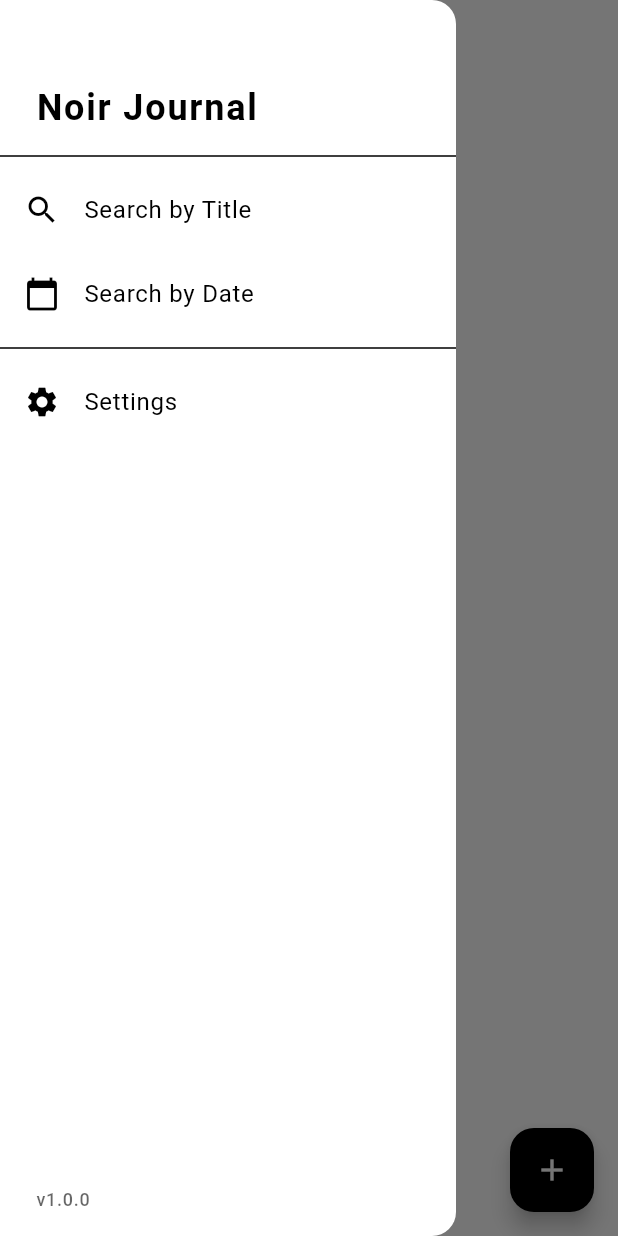
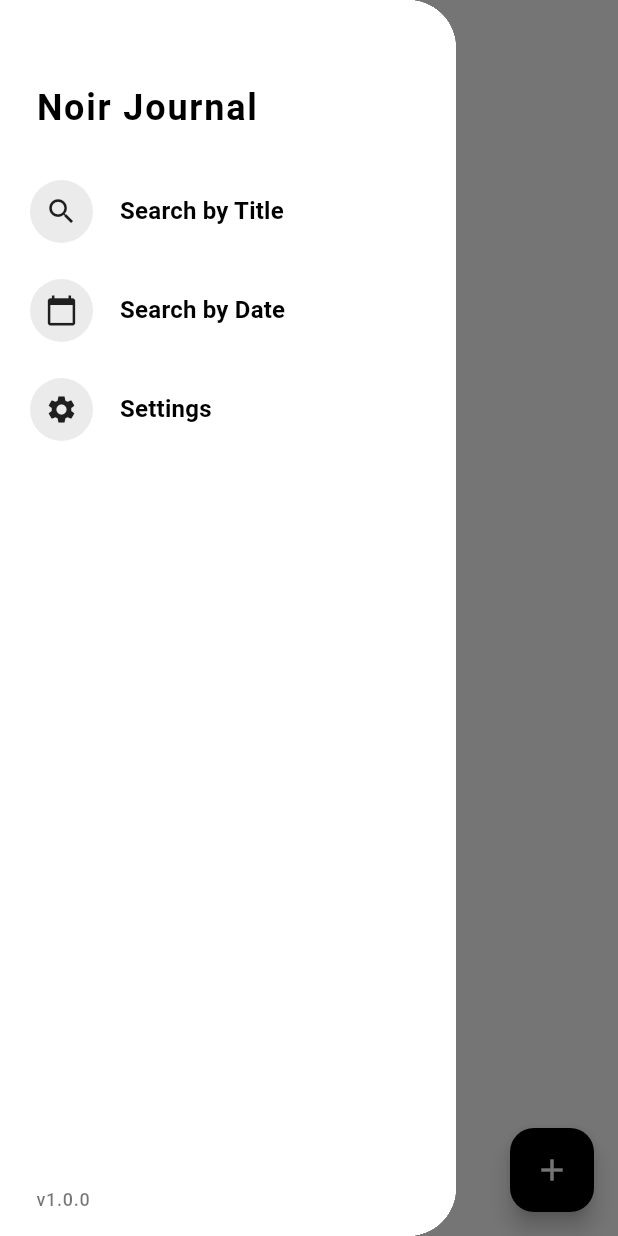
Before and after one commit to as9284/noir_journal, a Flutter app: the HomePage screen opened by its route, with the side drawer open, on a phone screen of 412 x 824 dp. Run offline on Flutter 3.47's test engine with Material 3 defaults, Android fonts, the phone set to English and light mode, and no system bars; our stand-ins replace package_info_plus, shared_preferences; accounts and stored records are empty.

Commit message:
Revamped app drawer design

```diff
--- a/lib/widgets/app_drawer.dart
+++ b/lib/widgets/app_drawer.dart
@@ -21,24 +21,42 @@ class AppDrawer extends StatelessWidget {
   @override
   Widget build(BuildContext context) {
     return Drawer(
+      shape: const RoundedRectangleBorder(
+        borderRadius: BorderRadius.only(
+          topRight: Radius.circular(32),
+          bottomRight: Radius.circular(32),
+        ),
+      ),
+      child: Container(
+        color:
+            Theme.of(context).brightness == Brightness.dark
+                ? const Color(0xFF232526)
+                : Colors.white,
         child: Column(
           crossAxisAlignment: CrossAxisAlignment.start,
           children: [
             const SizedBox(height: 48),
             Padding(
-            padding: const EdgeInsets.symmetric(horizontal: 24.0, vertical: 8),
+              padding: const EdgeInsets.symmetric(
+                horizontal: 24.0,
+                vertical: 8,
+              ),
               child: Text(
                 'Noir Journal',
                 style: Theme.of(context).textTheme.headlineSmall?.copyWith(
                   fontWeight: FontWeight.bold,
                   letterSpacing: 1.2,
+                  color:
+                      Theme.of(context).brightness == Brightness.dark
+                          ? Colors.white
+                          : Colors.black,
                 ),
               ),
             ),
-          const Divider(),
-          ListTile(
-            leading: const Icon(Icons.search),
-            title: const Text('Search by Title'),
+            const SizedBox(height: 12),
+            _DrawerTile(
+              icon: Icons.search,
+              label: 'Search by Title',
               onTap: () async {
                 Navigator.pop(context);
                 final query = await showSearch<String?>(
@@ -50,9 +68,9 @@ class AppDrawer extends StatelessWidget {
                 }
               },
             ),
-          ListTile(
-            leading: const Icon(Icons.calendar_today),
-            title: const Text('Search by Date'),
+            _DrawerTile(
+              icon: Icons.calendar_today,
+              label: 'Search by Date',
               onTap: () async {
                 Navigator.pop(context);
                 final picked = await showDatePicker(
@@ -67,10 +85,9 @@ class AppDrawer extends StatelessWidget {
                 }
               },
             ),
-          const Divider(),
-          ListTile(
-            leading: const Icon(Icons.settings),
-            title: const Text('Settings'),
+            _DrawerTile(
+              icon: Icons.settings,
+              label: 'Settings',
               onTap: () {
                 Navigator.pop(context);
                 onSettings();
@@ -82,7 +99,10 @@ class AppDrawer extends StatelessWidget {
               child: Text(
                 version,
                 style: Theme.of(context).textTheme.bodySmall?.copyWith(
-                color: Theme.of(context).hintColor,
+                  color:
+                      Theme.of(context).brightness == Brightness.dark
+                          ? Colors.white70
+                          : Colors.black54,
                   fontWeight: FontWeight.w500,
                   letterSpacing: 0.5,
                 ),
@@ -90,6 +110,65 @@ class AppDrawer extends StatelessWidget {
             ),
           ],
         ),
+      ),
     );
   }
 }
+
+class _DrawerTile extends StatelessWidget {
+  final IconData icon;
+  final String label;
+  final VoidCallback onTap;
+
+  const _DrawerTile({
+    required this.icon,
+    required this.label,
+    required this.onTap,
+  });
+
+  @override
+  Widget build(BuildContext context) {
+    final isDark = Theme.of(context).brightness == Brightness.dark;
+    return Padding(
+      padding: const EdgeInsets.symmetric(horizontal: 12.0, vertical: 4),
+      child: Material(
+        color: Colors.transparent,
+        child: InkWell(
+          borderRadius: BorderRadius.circular(16),
+          onTap: onTap,
+          child: Container(
+            padding: const EdgeInsets.symmetric(horizontal: 8, vertical: 8),
+            decoration: BoxDecoration(borderRadius: BorderRadius.circular(16)),
+            child: Row(
+              children: [
+                Container(
+                  decoration: BoxDecoration(
+                    color:
+                        isDark
+                            ? Colors.white.withOpacity(0.12)
+                            : Colors.black.withOpacity(0.08),
+                    shape: BoxShape.circle,
+                  ),
+                  padding: const EdgeInsets.all(10),
+                  child: Icon(
+                    icon,
+                    color: isDark ? Colors.white : Colors.black87,
+                    size: 22,
+                  ),
+                ),
+                const SizedBox(width: 18),
+                Text(
+                  label,
+                  style: Theme.of(context).textTheme.titleMedium?.copyWith(
+                    color: isDark ? Colors.white : Colors.black,
+                    fontWeight: FontWeight.w600,
+                  ),
+                ),
+              ],
+            ),
+          ),
+        ),
+      ),
+    );
+  }
+}
```
Lines whose indentation alone changed are shown as unchanged.
